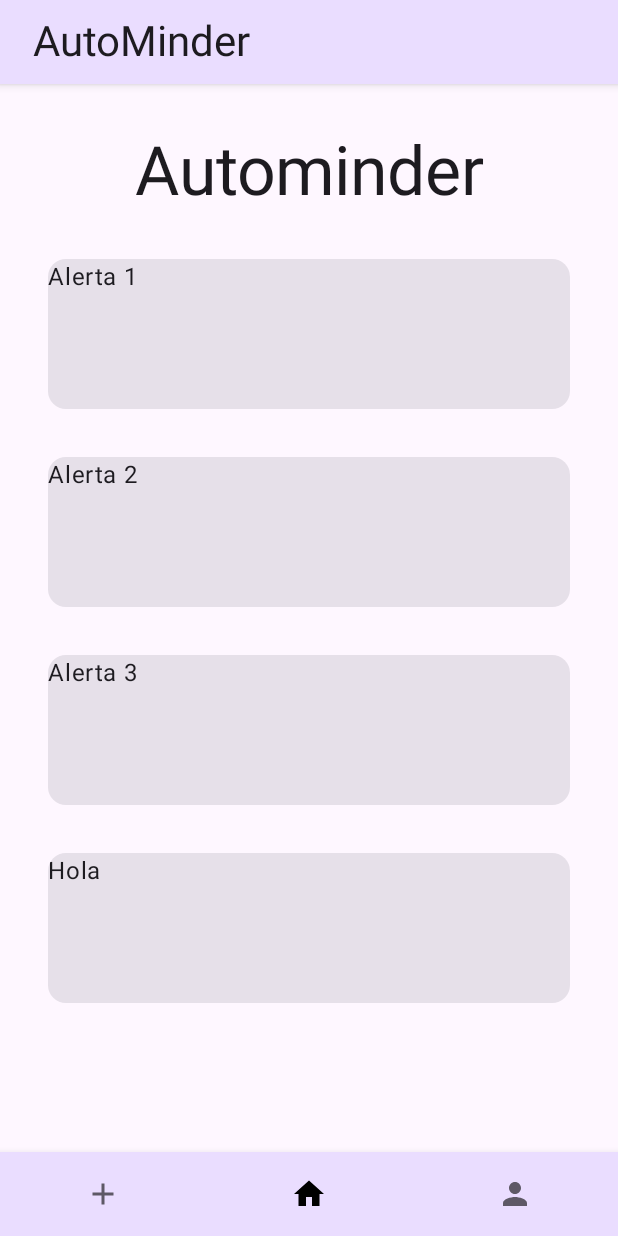
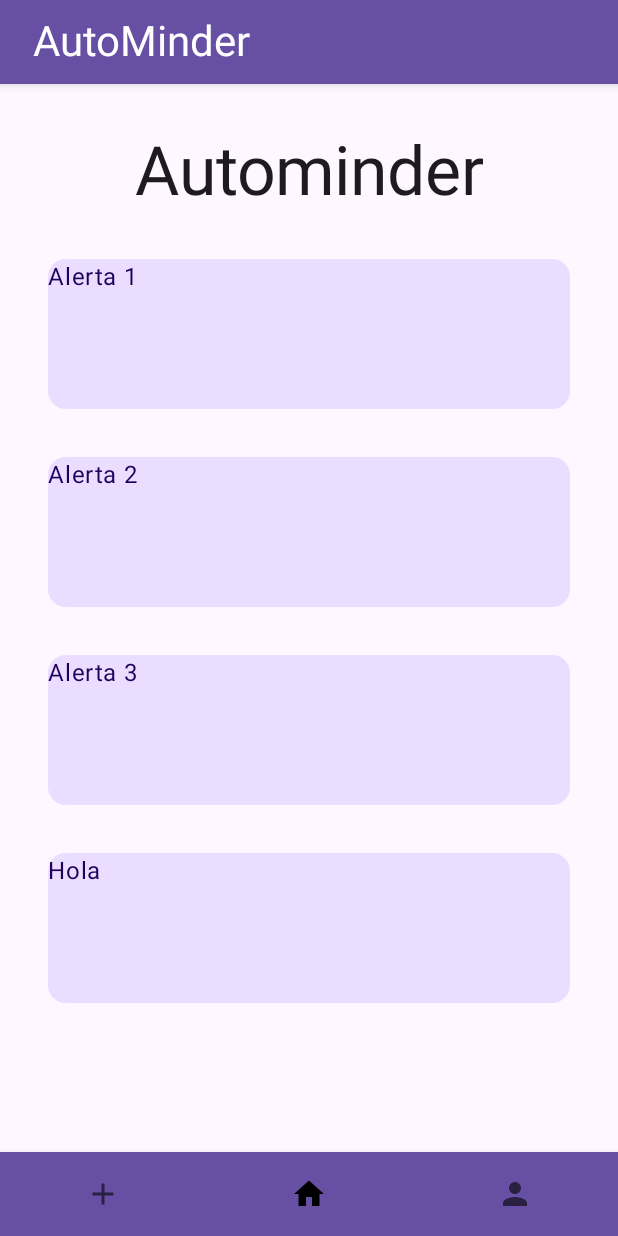
Before and after one commit to AutoMinder/BaseProyect, an Android app built with Jetpack Compose: the screen it shows after launch (MainActivity), on a phone screen of 412 x 824 dp. Run offline under Robolectric (Android 15) with nearby library versions, the phone set to English and light mode, and no system bars; our stand-ins replace livedata-compose.

Commit message:
Fix: Some errors in the colors

```diff
--- a/AutoMinder/app/src/main/java/com/autominder/autominder/components/BottomNavigationBar.kt
+++ b/AutoMinder/app/src/main/java/com/autominder/autominder/components/BottomNavigationBar.kt
@@ -14,7 +14,7 @@ import com.autominder.autominder.navigation.Destinations
 fun BottomNavigationBar(navHostController: NavHostController, items: List<Destinations>) {
     val currentRoute = currentRoute(navHostController)
 
-    BottomNavigation(backgroundColor = androidx.compose.material3.MaterialTheme.colorScheme.primaryContainer)
+    BottomNavigation(backgroundColor = androidx.compose.material3.MaterialTheme.colorScheme.primary)
     {
         items.forEach { screen ->
             BottomNavigationItem(
--- a/AutoMinder/app/src/main/java/com/autominder/autominder/components/TopBar.kt
+++ b/AutoMinder/app/src/main/java/com/autominder/autominder/components/TopBar.kt
@@ -12,13 +12,14 @@ import androidx.compose.ui.unit.dp
 @Preview
 fun TopBar() {
     androidx.compose.material.TopAppBar(
-        backgroundColor = MaterialTheme.colorScheme.primaryContainer,
+        backgroundColor = MaterialTheme.colorScheme.primary,
 
         ) {
         Text(
             text = "AutoMinder",
             modifier = Modifier.padding(18.dp, 0.dp, 0.dp, 0.dp),
-            style = MaterialTheme.typography.headlineMedium
+            style = MaterialTheme.typography.headlineMedium,
+            color = MaterialTheme.colorScheme.onPrimary
         )
     }
 
--- a/AutoMinder/app/src/main/java/com/autominder/autominder/principalMenu/ui/PrincipalMenuScreen.kt
+++ b/AutoMinder/app/src/main/java/com/autominder/autominder/principalMenu/ui/PrincipalMenuScreen.kt
@@ -9,6 +9,7 @@ import androidx.compose.foundation.layout.padding
 import androidx.compose.foundation.lazy.LazyColumn
 import androidx.compose.foundation.lazy.items
 import androidx.compose.material3.Card
+import androidx.compose.material3.CardDefaults
 import androidx.compose.material3.MaterialTheme
 import androidx.compose.material3.Text
 import androidx.compose.runtime.Composable
@@ -98,7 +99,9 @@ fun AlertCard(alert: Alerts) {
         modifier = Modifier
             .fillMaxWidth()
             .padding(16.dp)
-            .height(100.dp)
+            .height(100.dp),
+        colors = CardDefaults.cardColors(containerColor = MaterialTheme.colorScheme.primaryContainer)
+
     ) {
         Text(text = alert.alertName)
     }
```
